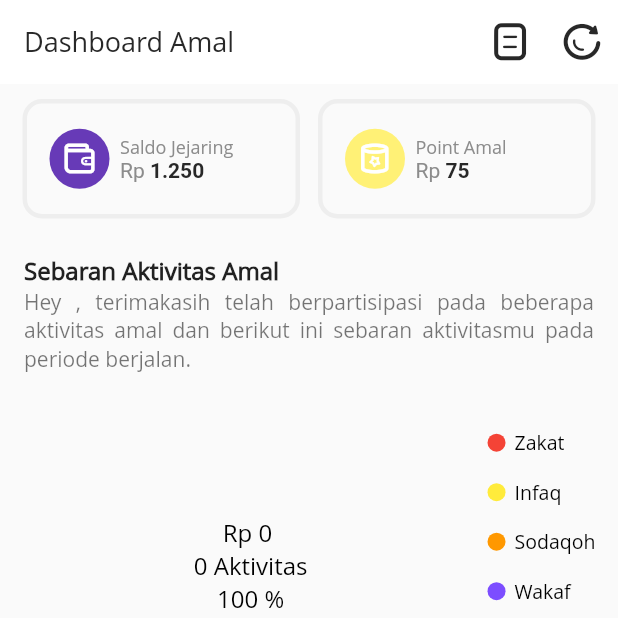
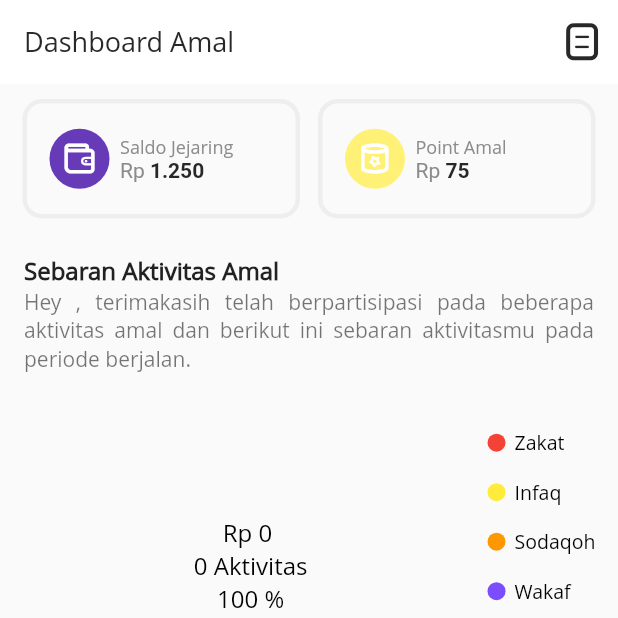
Before and after one commit to primajatnika271995/jaring-ummat, a Flutter app: the Portofolio screen opened directly, on a phone screen of 412 x 824 dp, the top half of it. Run offline on Flutter 3.47's test engine with Material 2 defaults, Android fonts, the phone set to English and light mode, and no system bars; drawn by our look-alikes of flutter_speed_dial; our stand-ins replace badges, bloc, bubble, cached_network_image, carousel_slider, charts_flutter and 19 more; missing offline and left inert: barcode_scan, direct_select_flutter, flutter_simple_video_player, geocoder, giffy_dialog, google_places_picker and 5 more; accounts and stored records are empty; network calls fail; statements that could not run were skipped.

Commit message:
Fix Review 2

```diff
--- a/lib/src/views/page_berita/berita.dart
+++ b/lib/src/views/page_berita/berita.dart
@@ -61,7 +61,7 @@ class _BeritaPageState extends State<BeritaPage> {
               backgroundColor: whiteColor,
               elevation: 0.0,
               title: Text(
-                'Berita Jejaring',
+                'Berita Jaring',
                 style:
                     TextStyle(color: blackColor, fontSize: SizeUtils.titleSize),
               ),
--- a/lib/src/views/page_lembaga_amal/popular_account.dart
+++ b/lib/src/views/page_lembaga_amal/popular_account.dart
@@ -89,7 +89,7 @@ class PopularAccountState extends State<PopularAccountView>
         backgroundColor: whiteColor,
         // leading: new Icon(NewIcon.back_big_3x, color: greenColor),
         title: const Text(
-          'Mitra Jejaring',
+          'Mitra Jaring',
           style: TextStyle(color: Colors.black, fontSize: SizeUtils.titleSize),
         ),
         actions: <Widget>[
--- a/lib/src/views/page_portofolio/portofoilio.dart
+++ b/lib/src/views/page_portofolio/portofoilio.dart
@@ -37,7 +37,9 @@ class Portofolio extends StatefulWidget {
 }
 
 class _PortofolioState extends State<Portofolio> {
-  /// Inisialisasi Protofolio Provider
+  /*
+   * Inisialisasi Protofolio Provider
+   */
   PortofolioProvider provider = new PortofolioProvider();
 
   /*
@@ -378,12 +380,6 @@ class _PortofolioState extends State<Portofolio> {
             IconButton(
               onPressed: () {},
               icon: Icon(AllInOneIcon.detail_2x),
-              color: blackColor,
-              iconSize: 25,
-            ),
-            IconButton(
-              onPressed: () {},
-              icon: Icon(NewIcon.refresh_2x),
               color: blackColor,
               iconSize: 25,
             ),
```
